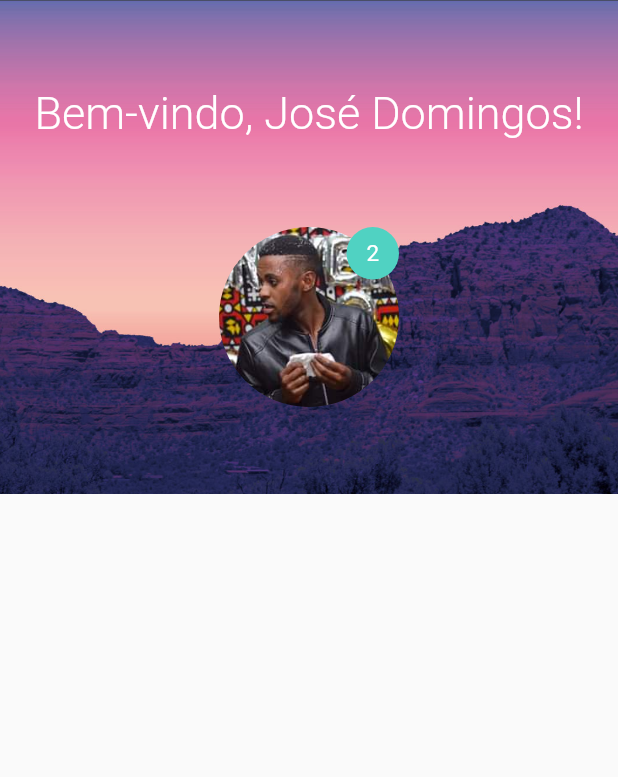
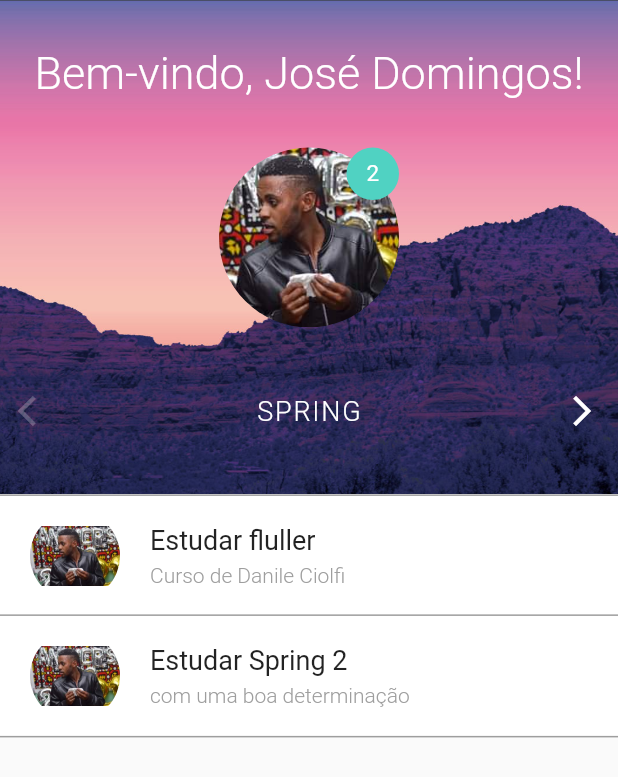
Before and after one commit to joseisaiasmanuel/animation2, a Flutter app: the screen it shows after launch, on a phone screen of 412 x 824 dp. Shown: the top 777 px of the screen. Run offline on Flutter 3.47's test engine with Material 2 defaults, Android fonts, the phone set to English and light mode, and no system bars.

Commit message:
AnimatedListView

```diff
--- a/lib/screen/home/home_screen.dart
+++ b/lib/screen/home/home_screen.dart
@@ -1,7 +1,7 @@
+
 import 'package:animation2/screen/home/widgets/stagger_animation.dart';
 import 'package:flutter/material.dart';
 import 'package:flutter/scheduler.dart' show timeDilation;
-
 
 class HomeScreen extends StatefulWidget {
   @override
@@ -9,16 +9,20 @@ class HomeScreen extends StatefulWidget {
 }
 
 class _HomeScreenState extends State<HomeScreen> with SingleTickerProviderStateMixin {
+
   AnimationController _controller;
 
   @override
   void initState() {
     super.initState();
-    _controller = AnimationController(vsync: this, duration: Duration(milliseconds: 2000));
 
-   _controller.forward();
+    _controller = AnimationController(
+        vsync: this,
+        duration: Duration(milliseconds: 2000)
+    );
+
+    _controller.forward();
   }
-
 
   @override
   void dispose() {
@@ -28,7 +32,10 @@ class _HomeScreenState extends State<HomeScreen> with SingleTickerProviderStateM
 
   @override
   Widget build(BuildContext context) {
-    timeDilation = 4;
-    return StaggerAnimation(controller: _controller.view);
+    timeDilation = 10;
+
+    return StaggerAnimation(
+      controller: _controller.view,
+    );
   }
 }
--- /dev/null
+++ b/lib/screen/home/widgets/animated_list_view.dart
@@ -0,0 +1,28 @@
+import 'package:flutter/material.dart';
+import 'list_data.dart';
+
+class AnimatedListView extends StatelessWidget {
+  final Animation<EdgeInsets> listSlidePosition;
+  AnimatedListView({@required this.listSlidePosition});
+  @override
+  Widget build(BuildContext context) {
+    return Stack(
+      alignment: Alignment.bottomCenter,
+      children:<Widget>[
+        listData(
+         titulo: "Estudar fluller",
+          subtitulo: "Curso de Danile Ciolfi",
+          image: AssetImage("images/62451553_2236227886593862_1896978812877406208_o.jpg"),
+          margin: listSlidePosition.value * 1,
+        ),
+        listData(
+          titulo: "Estudar Spring 2",
+          subtitulo: "com uma boa determinação",
+          image: AssetImage("images/62451553_2236227886593862_1896978812877406208_o.jpg"),
+          margin: listSlidePosition.value * 0,
+        ),
+      ],
+
+    );
+  }
+}
--- /dev/null
+++ b/lib/screen/home/widgets/category_view.dart
@@ -0,0 +1,53 @@
+import 'package:flutter/material.dart';
+
+class CategoryView extends StatefulWidget {
+  @override
+  _CategoryViewState createState() => _CategoryViewState();
+}
+
+class _CategoryViewState extends State<CategoryView> {
+  final List<String> categories = ["Spring", "Flutter", "nodeMon"];
+
+  int _category = 0;
+
+  void selectForward() {
+    setState(() {
+      _category++;
+    });
+  }
+
+  void selectBack() {
+    setState(() {
+      _category--;
+    });
+  }
+
+  @override
+  Widget build(BuildContext context) {
+    return Row(
+      mainAxisAlignment: MainAxisAlignment.spaceBetween,
+      children: [
+        IconButton(
+          icon: Icon(Icons.arrow_back_ios),
+          color: Colors.white,
+          disabledColor: Colors.white24,
+          onPressed: _category > 0 ? selectBack : null,
+        ),
+        Text(
+          categories[_category].toUpperCase(),
+          style: TextStyle(
+              fontSize: 18,
+              fontWeight: FontWeight.w300,
+              letterSpacing: 1.2,
+              color: Colors.white),
+        ),
+        IconButton(
+          icon: Icon(Icons.arrow_forward_ios),
+          color: Colors.white,
+          disabledColor: Colors.white30,
+          onPressed: _category < categories.length - 1 ? selectForward : null,
+        )
+      ],
+    );
+  }
+}
--- a/lib/screen/home/widgets/home_top_screen.dart
+++ b/lib/screen/home/widgets/home_top_screen.dart
@@ -1,5 +1,7 @@
 
 import 'package:flutter/material.dart';
+
+import 'category_view.dart';
 
 class HomeTop extends StatelessWidget {
 
@@ -62,6 +64,7 @@ class HomeTop extends StatelessWidget {
                   ),
                 ),
               ),
+              CategoryView()
 
             ],
           )
--- /dev/null
+++ b/lib/screen/home/widgets/list_data.dart
@@ -0,0 +1,56 @@
+import 'package:flutter/material.dart';
+
+class listData extends StatelessWidget {
+  final String titulo;
+  final String subtitulo;
+  final ImageProvider image;
+  final EdgeInsets margin;
+
+  listData(
+      {@required this.titulo,
+      @required this.subtitulo,
+      @required this.image,
+      @required this.margin});
+
+  @override
+  Widget build(BuildContext context) {
+    return Container(
+      margin: margin,
+      decoration: BoxDecoration(
+          color: Colors.white,
+          border: Border(
+              top: BorderSide(color: Colors.grey, width: 1.0),
+              bottom: BorderSide(color: Colors.grey, width: 1.0))),
+      child: Row(
+        children: <Widget>[
+          Container(
+            margin: EdgeInsets.only(top: 10, bottom: 10, left: 20, right: 20),
+            width: 60,
+            height: 60,
+            decoration: BoxDecoration(
+                shape: BoxShape.circle, image: DecorationImage(image: image)),
+          ),
+           Column(
+            crossAxisAlignment: CrossAxisAlignment.start,
+            children: <Widget>[
+              Text(
+                titulo,
+                style: TextStyle(fontSize: 18, fontWeight: FontWeight.w400),
+              ),
+              SizedBox(
+                height: 5,
+              ),
+              Text(
+                subtitulo,
+                style: TextStyle(
+                    fontSize: 14,
+                    color: Colors.grey,
+                    fontWeight: FontWeight.w300),
+              )
+            ],
+          ),
+        ],
+      ),
+    );
+  }
+}
--- a/lib/screen/home/widgets/stagger_animation.dart
+++ b/lib/screen/home/widgets/stagger_animation.dart
@@ -1,39 +1,64 @@
 import 'package:flutter/material.dart';
 
+import 'animated_list_view.dart';
 import 'home_top_screen.dart';
 
 class StaggerAnimation extends StatelessWidget {
 
   final AnimationController controller;
-  StaggerAnimation({@required this.controller}):
-  containerGrow= CurvedAnimation(
+
+  StaggerAnimation({@required this.controller}) :
+        containerGrow = CurvedAnimation(
             parent: controller,
             curve: Curves.ease
+        ),
+        listSlidePosition = EdgeInsetsTween(
+            begin: EdgeInsets.only(bottom: 0),
+            end: EdgeInsets.only(bottom: 80)
+        ).animate(
+            CurvedAnimation(
+                parent: controller,
+                curve: Interval(
+                    0.325,
+                    0.8,
+                    curve: Curves.ease
+                )
+            )
         );
+
+
   final Animation<double> containerGrow;
+  final Animation<EdgeInsets> listSlidePosition;
+
+
   Widget _buildAnimation(BuildContext context, Widget child){
-    return ListView(
+    return Stack(
+      children: <Widget>[
+        ListView(
           padding: EdgeInsets.zero,
-      children:<Widget> [
+          children: <Widget>[
             HomeTop(
-          containerGrow: containerGrow,
-
+                containerGrow: containerGrow
+            ),
+            AnimatedListView(
+              listSlidePosition: listSlidePosition,
             )
           ],
+        ),
+
+      ],
     );
+  }
 
-  }
   @override
   Widget build(BuildContext context) {
     return Scaffold(
       body: Container(
         child: AnimatedBuilder(
             animation: controller,
-           builder: _buildAnimation,
+            builder: _buildAnimation
         ),
       ),
-
-
     );
   }
 }
--- a/lib/screen/login/login_screen.dart
+++ b/lib/screen/login/login_screen.dart
@@ -31,7 +31,7 @@ class _LoginScreenState extends State<LoginScreen> with SingleTickerProviderStat
 
   @override
   Widget build(BuildContext context) {
-    timeDilation=1;
+    timeDilation=5;
     return Scaffold(
       body: Container(
         decoration: BoxDecoration(
```
Lines whose indentation alone changed are shown as unchanged.
